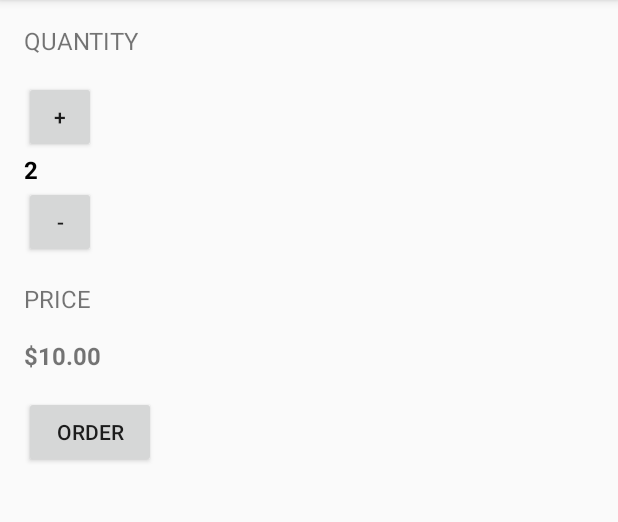
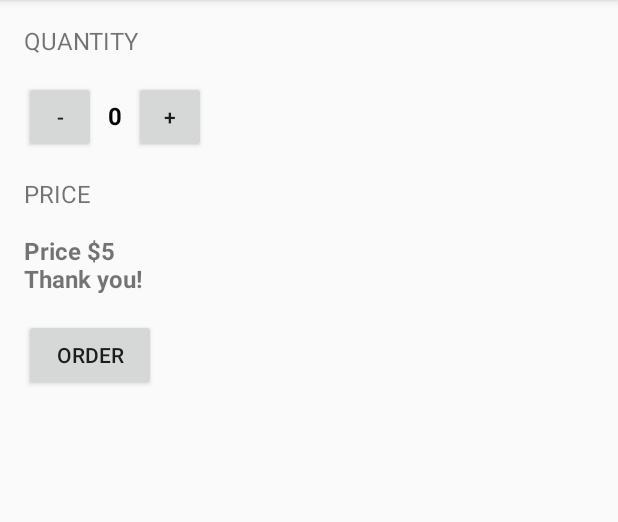
Before and after one commit to Dvil0/JustJava, an Android app: the screen it shows after launch (MainActivity), on a phone screen of 412 x 824 dp, the part 84-606 px from its top. Run offline under Robolectric (Android 15) with nearby library versions, the phone set to English and light mode, and no system bars.

Commit message:
[Dv] - complete the app with increment and decrement into layout.

```diff
--- a/app/src/main/java/com/example/android/justjava/MainActivity.java
+++ b/app/src/main/java/com/example/android/justjava/MainActivity.java
@@ -22,6 +22,8 @@ import java.text.NumberFormat;
  */
 public class MainActivity extends AppCompatActivity {
 
+    int quantity = 1;
+
     @Override
     protected void onCreate(Bundle savedInstanceState) {
         super.onCreate(savedInstanceState);
@@ -34,9 +36,11 @@ public class MainActivity extends AppCompatActivity {
      * This method is called when the order button is clicked.
      */
     public void submitOrder(View view) {
-        int quiantity = 2;
-        display(quiantity);
-        displayPrice(quiantity* 5);
+        //display(quantity);
+        //displayPrice(quantity* 5);
+        String priceMessage = "Price $" + (quantity * 5);
+        priceMessage = priceMessage + "\nThank you!";
+        displayMessage(priceMessage);
     }
 
     /**
@@ -60,8 +64,8 @@ public class MainActivity extends AppCompatActivity {
      * @param view
      */
     public void increment(View view){
-        int quiantity = 3;
-        display(quiantity);
+        quantity = quantity + 1;
+        display(quantity);
     }
 
     /**
@@ -69,7 +73,15 @@ public class MainActivity extends AppCompatActivity {
      * @param view
      */
     public void decrement(View view){
-        int quiantity = 1;
-        display(quiantity);
+        quantity = quantity - 1;
+        display(quantity);
+    }
+
+    /**
+     * This method displays the given text on the screen.
+     */
+    private void displayMessage(String message) {
+        TextView priceTextView = (TextView) findViewById(R.id.price_text_view);
+        priceTextView.setText(message);
     }
 }
--- a/app/src/main/res/layout/activity_main.xml
+++ b/app/src/main/res/layout/activity_main.xml
@@ -15,13 +15,17 @@
         android:textAllCaps="true"
         android:textSize="16sp"/>
 
+    <LinearLayout
+        android:layout_width="wrap_content"
+        android:layout_height="wrap_content"
+        android:orientation="horizontal"
+        >
         <Button
             android:layout_width="48dp"
             android:layout_height="48dp"
-        android:text="+"
-        android:onClick="increment"
+            android:text="-"
+            android:onClick="decrement"
             />
-
         <TextView
             android:id="@+id/quantity_text_view"
             android:layout_width="wrap_content"
@@ -29,14 +33,17 @@
             android:text="0"
             android:textStyle="bold"
             android:textSize="16sp"
-        android:textColor="@android:color/black"/>
-
+            android:textColor="@android:color/black"
+            android:layout_marginRight="8dp"
+            android:layout_marginLeft="8dp"
+            />
         <Button
             android:layout_width="48dp"
             android:layout_height="48dp"
-        android:text="-"
-        android:onClick="decrement"
+            android:text="+"
+            android:onClick="increment"
             />
+    </LinearLayout>
 
     <TextView
         android:layout_width="wrap_content"
```
Lines whose indentation alone changed are shown as unchanged.
